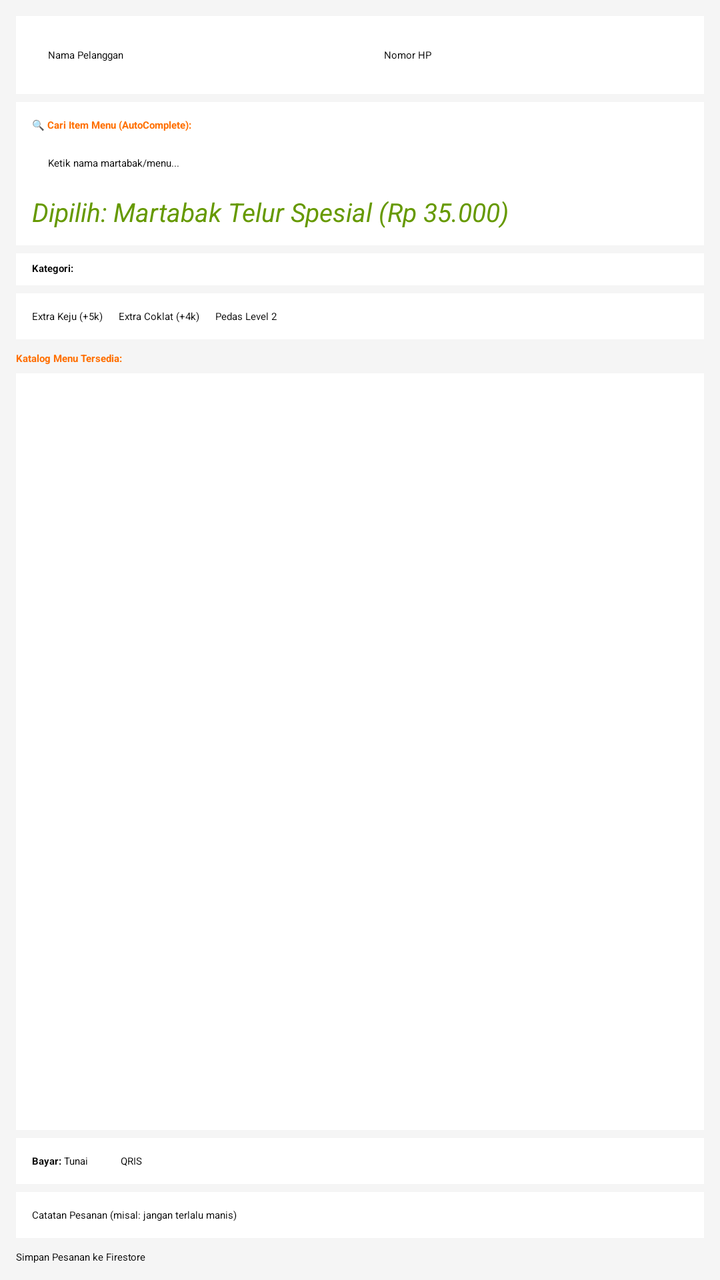
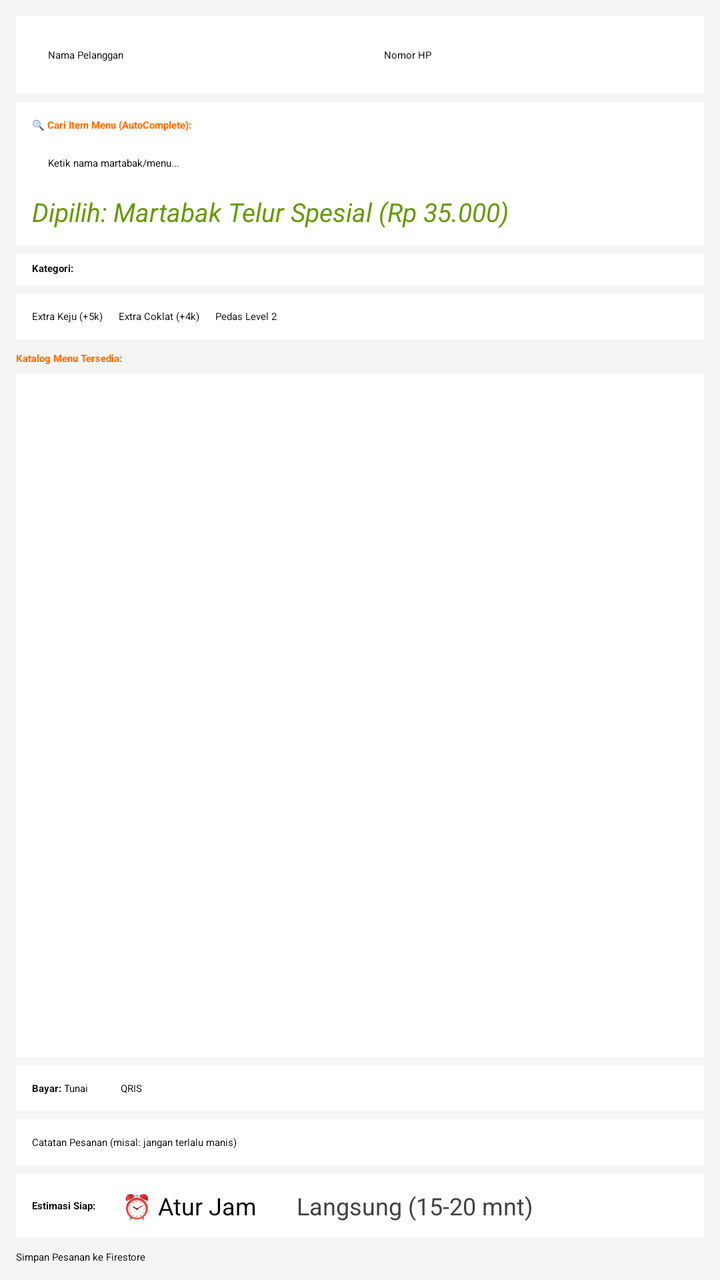

Screens rendered from an Android XML layout before and after an edit, with the pre-edit source and the edit as a unified diff.
<!-- AndroidManifest.xml: application theme Theme.Material3.Light -->
<!-- res/layout/fragment_kasir.xml -->
<?xml version="1.0" encoding="utf-8"?>
<LinearLayout xmlns:android="http://schemas.android.com/apk/res/android"
    android:layout_width="match_parent"
    android:layout_height="match_parent"
    android:orientation="vertical"
    android:background="@color/background"
    android:padding="8dp">

    
    <LinearLayout
        android:layout_width="match_parent"
        android:layout_height="wrap_content"
        android:orientation="horizontal"
        android:background="@color/surface"
        android:padding="8dp">

        <EditText
            android:id="@+id/edtNamaPelanggan"
            android:layout_width="0dp"
            android:layout_height="wrap_content"
            android:layout_weight="1"
            android:hint="Nama Pelanggan"
            android:inputType="textPersonName"
            android:padding="8dp" />

        <EditText
            android:id="@+id/edtHpPelanggan"
            android:layout_width="0dp"
            android:layout_height="wrap_content"
            android:layout_weight="1"
            android:layout_marginStart="8dp"
            android:hint="Nomor HP"
            android:inputType="phone"
            android:padding="8dp" />
    </LinearLayout>

    
    <LinearLayout
        android:layout_width="match_parent"
        android:layout_height="wrap_content"
        android:orientation="vertical"
        android:background="@color/surface"
        android:padding="8dp"
        android:layout_marginTop="4dp">

        <TextView
            android:layout_width="wrap_content"
            android:layout_height="wrap_content"
            android:text="🔍 Cari Item Menu (AutoComplete):"
            android:textStyle="bold"
            android:textColor="@color/primary" />

        <AutoCompleteTextView
            android:id="@+id/autoCariMenu"
            android:layout_width="match_parent"
            android:layout_height="wrap_content"
            android:hint="Ketik nama martabak/menu..."
            android:completionThreshold="1"
            android:inputType="text"
            android:padding="8dp"
            android:layout_marginTop="4dp" />

        
        <TextView
            android:id="@+id/txMenuTerpilih"
            android:layout_width="match_parent"
            android:layout_height="wrap_content"
            android:text="Dipilih: Martabak Telur Spesial (Rp 35.000)"
            android:textSize="13sp"
            android:textStyle="italic"
            android:textColor="@android:color/holo_green_dark"
            android:layout_marginTop="4dp" />
    </LinearLayout>

    
    <LinearLayout
        android:layout_width="match_parent"
        android:layout_height="wrap_content"
        android:orientation="horizontal"
        android:background="@color/surface"
        android:paddingHorizontal="8dp"
        android:paddingVertical="4dp"
        android:layout_marginTop="4dp">

        <TextView
            android:layout_width="wrap_content"
            android:layout_height="wrap_content"
            android:text="Kategori: "
            android:textStyle="bold" />

        <Spinner
            android:id="@+id/spKategori"
            android:layout_width="0dp"
            android:layout_height="wrap_content"
            android:layout_weight="1"
            android:padding="4dp" />
    </LinearLayout>

    
    <LinearLayout
        android:layout_width="match_parent"
        android:layout_height="wrap_content"
        android:orientation="horizontal"
        android:background="@color/surface"
        android:padding="8dp"
        android:layout_marginTop="4dp">

        <CheckBox
            android:id="@+id/cbKeju"
            android:layout_width="wrap_content"
            android:layout_height="wrap_content"
            android:text="Extra Keju (+5k)" />

        <CheckBox
            android:id="@+id/cbCoklat"
            android:layout_width="wrap_content"
            android:layout_height="wrap_content"
            android:layout_marginStart="8dp"
            android:text="Extra Coklat (+4k)" />

        <CheckBox
            android:id="@+id/cbPedas"
            android:layout_width="wrap_content"
            android:layout_height="wrap_content"
            android:layout_marginStart="8dp"
            android:text="Pedas Level 2" />
    </LinearLayout>

    
    <TextView
        android:layout_width="match_parent"
        android:layout_height="wrap_content"
        android:text="Katalog Menu Tersedia:"
        android:textStyle="bold"
        android:layout_marginTop="6dp"
        android:textColor="@color/primary" />

    <ListView
        android:id="@+id/lsMenu"
        android:layout_width="match_parent"
        android:layout_height="0dp"
        android:layout_weight="1"
        android:background="@color/surface"
        android:layout_marginTop="4dp" />

    
    <LinearLayout
        android:layout_width="match_parent"
        android:layout_height="wrap_content"
        android:orientation="horizontal"
        android:background="@color/surface"
        android:padding="8dp"
        android:layout_marginTop="4dp">

        <TextView
            android:layout_width="wrap_content"
            android:layout_height="wrap_content"
            android:text="Bayar: "
            android:textStyle="bold" />

        <RadioGroup
            android:id="@+id/rgBayar"
            android:layout_width="0dp"
            android:layout_height="wrap_content"
            android:layout_weight="1"
            android:orientation="horizontal">

            <RadioButton
                android:id="@+id/rbTunai"
                android:layout_width="wrap_content"
                android:layout_height="wrap_content"
                android:text="Tunai"
                android:checked="true" />

            <RadioButton
                android:id="@+id/rbQris"
                android:layout_width="wrap_content"
                android:layout_height="wrap_content"
                android:layout_marginStart="16dp"
                android:text="QRIS" />
        </RadioGroup>
    </LinearLayout>

    <EditText
        android:id="@+id/edtCatatan"
        android:layout_width="match_parent"
        android:layout_height="wrap_content"
        android:hint="Catatan Pesanan (misal: jangan terlalu manis)"
        android:background="@color/surface"
        android:padding="8dp"
        android:layout_marginTop="4dp" />

    <Button
        android:id="@+id/btnSimpanPesanan"
        android:layout_width="match_parent"
        android:layout_height="wrap_content"
        android:text="Simpan Pesanan ke Firestore"
        android:backgroundTint="@color/primary"
        android:layout_marginTop="6dp" />

</LinearLayout>
<!-- resources referenced by this layout -->
<resources>
  <color name="background">#F5F5F5</color>
  <color name="primary">#FF6F00</color>
  <color name="surface">#FFFFFF</color>
  <style name="Theme.Material3.Light" parent="Theme.Material3.DayNight.NoActionBar">
          <item name="colorPrimary">@color/primary</item>
          <item name="colorOnPrimary">@color/on_primary</item>
          <item name="android:statusBarColor">@color/primary_variant</item>
      </style>
  <color name="on_primary">#FFFFFF</color>
  <color name="primary_variant">#E65100</color>
</resources>

<!-- the commit's change to res/layout/fragment_kasir.xml (unified diff, before → after) -->
@@ -190,6 +190,42 @@
         android:padding="8dp"
         android:layout_marginTop="4dp" />
 
+    
+    <LinearLayout
+        android:layout_width="match_parent"
+        android:layout_height="wrap_content"
+        android:orientation="horizontal"
+        android:background="@color/surface"
+        android:padding="8dp"
+        android:gravity="center_vertical"
+        android:layout_marginTop="4dp">
+
+        <TextView
+            android:layout_width="wrap_content"
+            android:layout_height="wrap_content"
+            android:text="Estimasi Siap: "
+            android:textStyle="bold" />
+
+        <Button
+            android:id="@+id/btnPilihJamAmbil"
+            android:layout_width="wrap_content"
+            android:layout_height="wrap_content"
+            android:text="⏰ Atur Jam"
+            android:textSize="12sp"
+            android:backgroundTint="#1976D2"
+            android:paddingHorizontal="12dp" />
+
+        <TextView
+            android:id="@+id/txJamAmbilInfo"
+            android:layout_width="0dp"
+            android:layout_height="wrap_content"
+            android:layout_weight="1"
+            android:layout_marginStart="8dp"
+            android:text="Langsung (15-20 mnt)"
+            android:textSize="12sp"
+            android:textColor="#424242" />
+    </LinearLayout>
+
     <Button
         android:id="@+id/btnSimpanPesanan"
         android:layout_width="match_parent"
